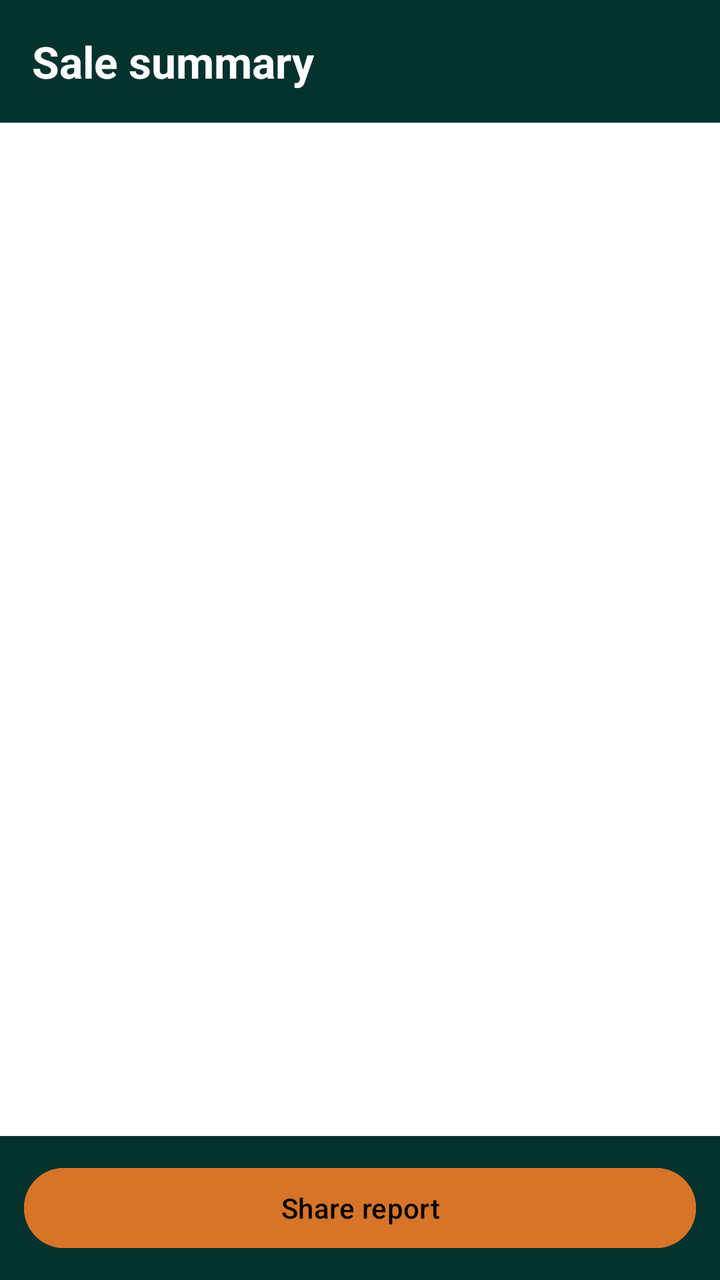
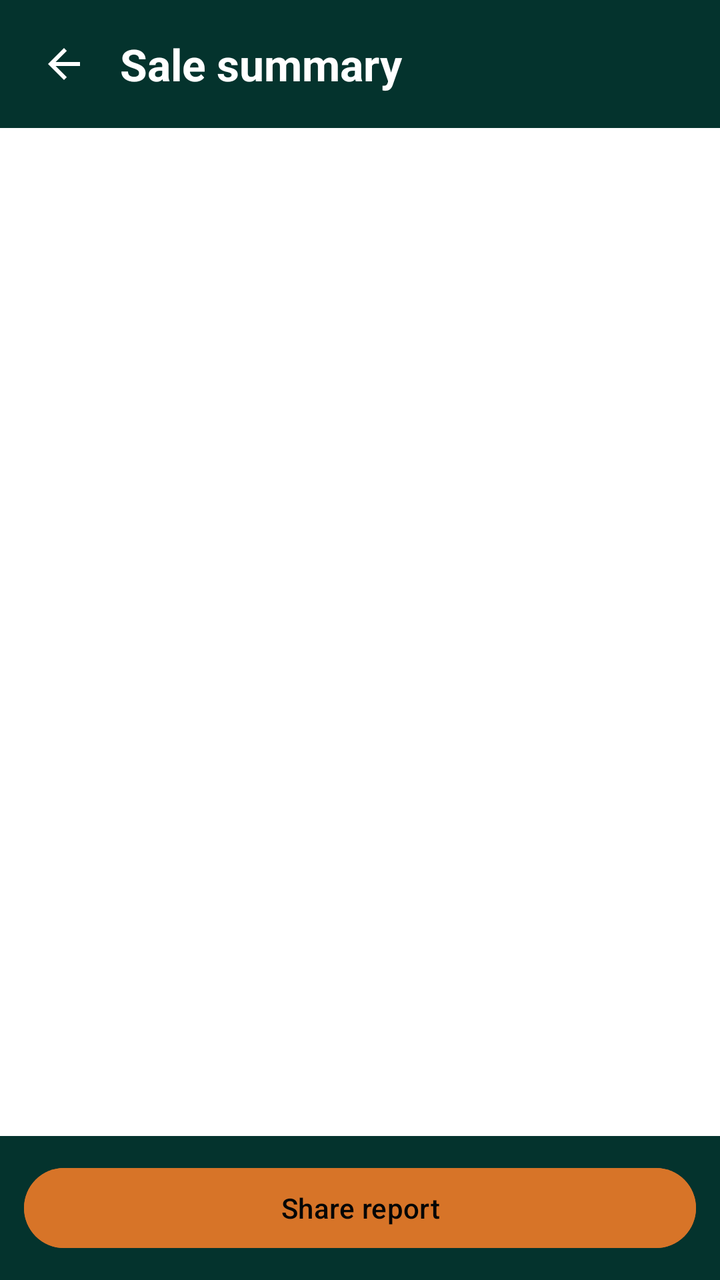

Before-and-after screenshots of an Android layout around one commit, followed by the original layout XML and the change that was made.
<!-- AndroidManifest.xml: application theme Theme.StockSense -->
<!-- res/layout/activity_sale_summary.xml -->
<?xml version="1.0" encoding="utf-8"?>
<LinearLayout xmlns:android="http://schemas.android.com/apk/res/android"
    android:layout_width="match_parent"
    android:layout_height="match_parent"
    android:fitsSystemWindows="true"
    android:background="@color/stocksense_dark"
    android:orientation="vertical">

    <TextView
        android:layout_width="match_parent"
        android:layout_height="wrap_content"
        android:background="@color/stocksense_dark"
        android:padding="16dp"
        android:text="@string/sales_title_summary"
        android:textColor="@color/white"
        android:textSize="22sp"
        android:textStyle="bold" />

    <LinearLayout
        android:layout_width="match_parent"
        android:layout_height="0dp"
        android:layout_weight="1"
        android:background="@color/white"
        android:orientation="vertical"
        android:padding="16dp">

        <TextView
            android:id="@+id/tvSaleInfo"
            android:layout_width="match_parent"
            android:layout_height="wrap_content"
            android:textColor="@color/stocksense_text"
            android:textSize="16sp" />

        <ListView
            android:id="@+id/lvSummaryItems"
            android:layout_width="match_parent"
            android:layout_height="0dp"
            android:layout_weight="1" />

        <TextView
            android:id="@+id/tvSummaryTotal"
            android:layout_width="match_parent"
            android:layout_height="wrap_content"
            android:layout_marginTop="8dp"
            android:textColor="@color/stocksense_primary"
            android:textSize="20sp"
            android:textStyle="bold" />

    </LinearLayout>

    <LinearLayout
        android:layout_width="match_parent"
        android:layout_height="wrap_content"
        android:background="@color/stocksense_dark"
        android:orientation="vertical"
        android:padding="12dp">

        <Button
            android:id="@+id/btnShareReport"
            android:layout_width="match_parent"
            android:layout_height="wrap_content"
            android:backgroundTint="@color/stocksense_accent"
            android:minHeight="48dp"
            android:text="@string/sales_btn_share"
            android:textColor="@color/stocksense_text" />

    </LinearLayout>
</LinearLayout>
<!-- resources referenced by this layout -->
<resources>
  <color name="stocksense_accent">#D77428</color>
  <color name="stocksense_dark">#04332D</color>
  <color name="stocksense_primary">#306D64</color>
  <color name="stocksense_text">#040606</color>
  <color name="white">#FFFFFFFF</color>
  <string name="sales_btn_share">Share report</string>
  <string name="sales_title_summary">Sale summary</string>
  <style name="Theme.StockSense" parent="Base.Theme.StockSense" />
  <style name="Base.Theme.StockSense" parent="Theme.Material3.Light.NoActionBar">
          
          <item name="colorPrimary">@color/stocksense_primary</item>
          <item name="android:forceDarkAllowed" tools:targetApi="q">false</item>
      </style>
</resources>

<!-- the commit's change to res/layout/activity_sale_summary.xml (unified diff, before → after) -->
@@ -6,15 +6,31 @@
     android:background="@color/stocksense_dark"
     android:orientation="vertical">
 
-    <TextView
+    <LinearLayout
         android:layout_width="match_parent"
         android:layout_height="wrap_content"
         android:background="@color/stocksense_dark"
-        android:padding="16dp"
-        android:text="@string/sales_title_summary"
-        android:textColor="@color/white"
-        android:textSize="22sp"
-        android:textStyle="bold" />
+        android:gravity="center_vertical"
+        android:orientation="horizontal"
+        android:padding="12dp">
+
+        <ImageButton
+            android:id="@+id/btnBack"
+            android:layout_width="40dp"
+            android:layout_height="40dp"
+            android:background="@android:color/transparent"
+            android:contentDescription="@string/polish_desc_back"
+            android:src="@drawable/ic_arrow_back" />
+
+        <TextView
+            android:layout_width="match_parent"
+            android:layout_height="wrap_content"
+            android:layout_marginStart="8dp"
+            android:text="@string/sales_title_summary"
+            android:textColor="@color/white"
+            android:textSize="22sp"
+            android:textStyle="bold" />
+    </LinearLayout>
 
     <LinearLayout
         android:layout_width="match_parent"
<!-- resource entries referenced after the edit -->
@@ -5,6 +5,18 @@
   <color name="stocksense_primary">#306D64</color>
   <color name="stocksense_text">#040606</color>
   <color name="white">#FFFFFFFF</color>
+  <!-- drawable ic_arrow_back (drawable) -->
+  <?xml version="1.0" encoding="utf-8"?>
+  <vector xmlns:android="http://schemas.android.com/apk/res/android"
+      android:width="24dp"
+      android:height="24dp"
+      android:viewportWidth="24"
+      android:viewportHeight="24">
+      <path
+          android:fillColor="@android:color/white"
+          android:pathData="M20,11H7.83l5.59,-5.59L12,4l-8,8 8,8 1.41,-1.41L7.83,13H20v-2z" />
+  </vector>
+  <string name="polish_desc_back">Back</string>
   <string name="sales_btn_share">Share report</string>
   <string name="sales_title_summary">Sale summary</string>
   <style name="Theme.StockSense" parent="Base.Theme.StockSense" />
